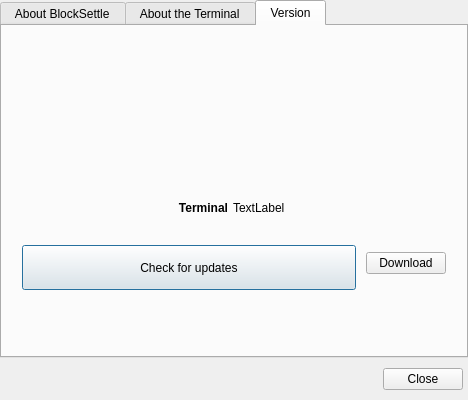
First picture: the form in BlockSettleUILib/InfoDialogs/AboutDialog.ui, repository BlockSettle/terminal, before the edit.
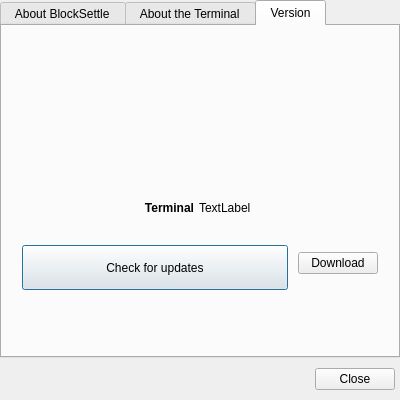
Second picture: the form after the edit. Icons and pictures are not drawn.

Commit message: Disable auto-resizing on tutorials dialog to avoid flickering on windows while moving dialog with mouse

Diff of the .ui file:
```diff
--- a/BlockSettleUILib/InfoDialogs/AboutDialog.ui
+++ b/BlockSettleUILib/InfoDialogs/AboutDialog.ui
@@ -16,7 +16,7 @@
    <rect>
     <x>0</x>
     <y>0</y>
-    <width>468</width>
+    <width>400</width>
     <height>400</height>
    </rect>
   </property>
```
The commit also changes 1 other file.
